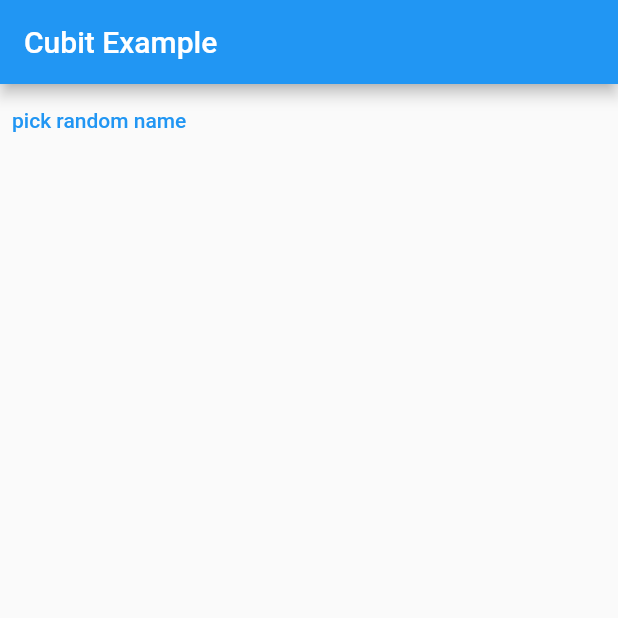
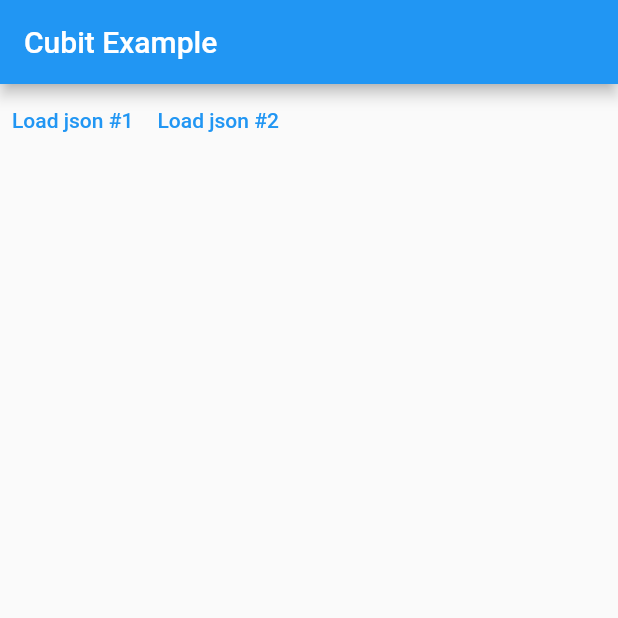
Before and after one commit to ranvirsahota/Flutter-Bloc-C, a Flutter app: the screen it shows after launch, on a phone screen of 412 x 824 dp, the top half of it. Run offline on Flutter 3.47's test engine with Material 2 defaults, Android fonts, the phone set to English and light mode, and no system bars; our stand-ins replace flutter_bloc.

Commit message:
first example built

```diff
--- a/lib/main.dart
+++ b/lib/main.dart
@@ -1,6 +1,12 @@
+import 'dart:convert';
+import 'dart:io';
+import 'dart:developer' as devtools show log;
 import 'package:flutter/material.dart';
-import 'package:bloc/bloc.dart';
-import 'dart:math' as math show Random;
+import 'package:flutter_bloc/flutter_bloc.dart';
+
+extension Log on Object {
+  void log() => devtools.log(toString());
+}
 
 void main() {
   runApp(const MyApp());
@@ -17,25 +23,116 @@ class MyApp extends StatelessWidget {
       theme: ThemeData(
         primarySwatch: Colors.blue,
       ),
-      home: const MyHomePage(),
+      home: BlocProvider(
+          create: (context) {
+            return PersonsBloc();
+          },
+          child: const MyHomePage()),
     );
   }
 }
 
-const names = [
-  'Foo',
-  'bar',
-  'baz',
-];
-
-extension RandomElement<T> on Iterable<T> {
-  T getRandomElement() => elementAt(math.Random().nextInt(length));
+//Action is just different wording for an event, both mean to be an input to bloc
+//This class is to be generic class for actions/events classes.
+// For a class to be valid input to bloc it must be a subclass of this abstract class,
+// This programmatically validates that classes are intended to be sent to bloc. reducing errors/bugs/mistakes
+@immutable
+abstract class LoadAction {
+  const LoadAction();
 }
 
-class NamesCubit extends Cubit<String?> {
-  NamesCubit() : super(null);
+@immutable
+class LooadingPersonsAction implements LoadAction {
+  //This will be an input for bloc and each input will have value to 'url' loading one from the api folder
+  final PersonUrl url;
+  const LooadingPersonsAction({required this.url}) : super();
+}
 
-  void pickRandomName() => emit(names.getRandomElement());
+enum PersonUrl {
+  persons1,
+  persons2,
+}
+
+extension UrlString on PersonUrl {
+  //this extension will allow loading of persons file based on persons enum used
+  String get urlString {
+    switch (this) {
+      // 'this' referes to current instance of enumeration
+
+      case PersonUrl.persons1:
+        return 'http://127.0.0.1:5500/api/persons1.json';
+      case PersonUrl.persons2:
+        return 'http://127.0.0.1:5500/api/persons2.json';
+    }
+  }
+}
+
+@immutable
+class Person {
+  final String name;
+  final int age;
+
+  const Person({
+    required this.name,
+    required this.age,
+  });
+  Person.fromJson(Map<String, dynamic> json)
+      : name = json['name'] as String,
+        age = json['age'] as int;
+  @override
+  String toString() => 'Person (name = $name, age = $age';
+}
+
+Future<Iterable<Person>> getPersons(String url) => HttpClient()
+    .getUrl(Uri.parse(url)) //get http request
+    .then((req) => req.close()) //close request and returns the response
+    .then((resp) => resp
+        .transform(utf8.decoder)
+        .join()) //resp is transformed into string following UTF8 encoding
+    .then((str) => json.decode(str) as List<
+        dynamic>) //the string is decoded itno dynamic then casted as list of dynamics
+    .then((list) => list.map((e) => Person.fromJson(
+        e))); //for item in list a persons object is created by called Persons.fromJson which will retrivie the values inside its methods
+
+//results in returning a future
+@immutable
+class FetchResult {
+  final Iterable<Person> persons;
+  final bool isRetriviedFromCache;
+  const FetchResult({
+    required this.persons,
+    required this.isRetriviedFromCache,
+  });
+  @override
+  String toString() =>
+      'FetchResult (isRetriviedFromCache = $isRetriviedFromCache, persons $persons';
+}
+
+class PersonsBloc extends Bloc<LoadAction, FetchResult?> {
+  //fetchresult optinal as 'inital state' is required
+  final Map<PersonUrl, Iterable<Person>> _cache = {};
+  PersonsBloc() : super(null) {
+    on<LooadingPersonsAction>((event, emit) async {
+      final url = event.url;
+      if (_cache.containsKey(url)) {
+        //we have the value in cache
+        final cachedPersons = _cache[url]!;
+        final result =
+            FetchResult(persons: cachedPersons, isRetriviedFromCache: true);
+        emit(result);
+      } else {
+        final persons = await getPersons(url.urlString);
+        _cache[url] = persons;
+        final result =
+            FetchResult(persons: persons, isRetriviedFromCache: false);
+        emit(result);
+      }
+    });
+  }
+}
+
+extension Subscript<T> on Iterable<T> {
+  T? operator [](int index) => length > index ? elementAt(index) : null;
 }
 
 class MyHomePage extends StatefulWidget {
@@ -46,47 +143,53 @@ class MyHomePage extends StatefulWidget {
 }
 
 class _MyHomePageState extends State<MyHomePage> {
-  late final NamesCubit cubit;
-  @override
-  void initState() {
-    super.initState();
-    cubit = NamesCubit();
-  }
-
-  @override
-  void dispose() {
-    cubit.close();
-    super.dispose();
-  }
-
   @override
   Widget build(BuildContext context) {
     return Scaffold(
       appBar: AppBar(
         title: const Text('Cubit Example'),
       ),
-      body: StreamBuilder<String?>(
-        stream: cubit.stream,
-        builder: (context, snapshot) {
-          final button = TextButton(
-              onPressed: () => cubit.pickRandomName(),
-              child: const Text('pick random name'));
-          switch (snapshot.connectionState) {
-            case ConnectionState.none:
-            case ConnectionState.waiting:
-              return button;
-            case ConnectionState.active:
-              return Column(
-                children: [
-                  Text(snapshot.data ?? ''),
-                  button,
-                ],
+      body: Column(
+        children: [
+          Row(
+            children: [
+              TextButton(
+                  onPressed: () {
+                    context.read<PersonsBloc>().add(
+                        const LooadingPersonsAction(url: PersonUrl.persons1));
+                  },
+                  child: const Text('Load json #1')),
+              TextButton(
+                onPressed: () {
+                  context.read<PersonsBloc>().add(
+                      const LooadingPersonsAction(url: PersonUrl.persons2));
+                },
+                child: const Text('Load json #2'),
+              ),
+            ],
+          ),
+          BlocBuilder<PersonsBloc, FetchResult?>(
+            buildWhen: (previous, current) {
+              return previous?.persons != current?.persons;
+            },
+            builder: (context, fetchResult) {
+              fetchResult?.log();
+              final persons = fetchResult?.persons;
+              if (persons == null) {
+                return const SizedBox();
+              }
+              return Expanded(
+                child: ListView.builder(
+                  itemCount: persons.length,
+                  itemBuilder: (context, index) {
+                    final person = persons[index]!;
+                    return ListTile(title: Text(person.name));
+                  },
+                ),
               );
-            case ConnectionState
-                .done: // cubit stream should not get to this condition unless homepage is disposed of
-              return const SizedBox();
-          }
-        },
+            },
+          ),
+        ],
       ),
     );
   }
```
Also changed, not shown: api/persons1.json (added, +16 -0 lines), api/persons2.json (added, +16 -0 lines).
